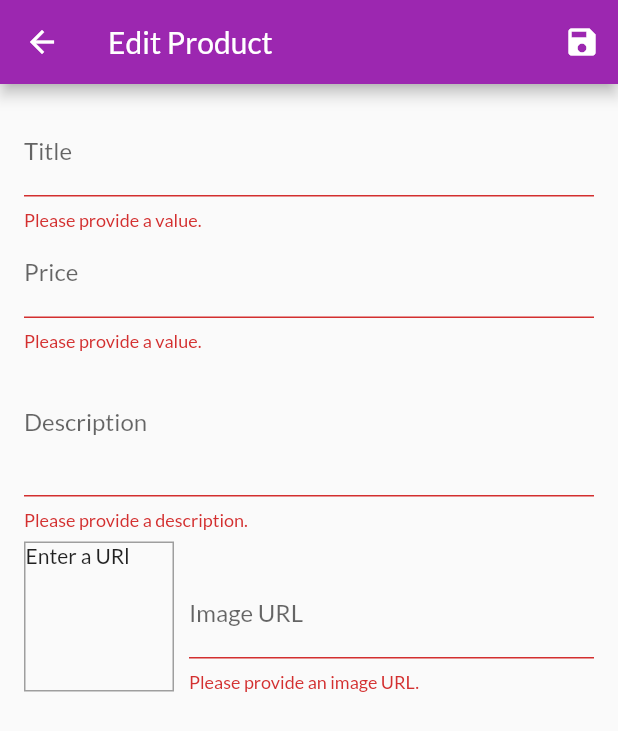
After one commit to rahulgupta8914/fluttercourse, a Flutter app: the EditProductScreen screen opened by its route, after a tap on the "save" icon, on a phone screen of 412 x 824 dp. The commit adds this screen. Shown: the top 731 px of the screen. Run offline on Flutter 3.47's test engine with Material 2 defaults, Android fonts, the phone set to English and light mode, and no system bars; network calls fail.

Commit message:
form, insert, edit implemented

```diff
--- a/shop_app/lib/providers/Products.dart
+++ b/shop_app/lib/providers/Products.dart
@@ -45,8 +45,29 @@ class Products with ChangeNotifier {
     return _items.where((element) => element.isFavorite).toList();
   }
 
-  void addProduct() {
-    // _items.add(value);
+  void addProduct(Product product) {
+    final tempProduct = Product(
+        id: DateTime.now().toString(),
+        title: product.title,
+        description: product.description,
+        imageUrl: product.imageUrl,
+        price: product.price);
+    _items.add(tempProduct);
+    notifyListeners();
+  }
+
+  void updateProduct(String id, Product product) {
+    final prodIndex = _items.indexWhere((element) => element.id == id);
+    if (prodIndex >= 0) {
+      _items[prodIndex] = product;
+    } else {
+      // ...
+    }
+    notifyListeners();
+  }
+
+  void deleteProduct(String id) {
+    _items.removeWhere((element) => element.id == id);
     notifyListeners();
   }
 
--- /dev/null
+++ b/shop_app/lib/screens/edit_product_screen.dart
@@ -0,0 +1,247 @@
+import 'package:flutter/material.dart';
+import 'package:provider/provider.dart';
+import '../providers/Products.dart';
+import '../providers/product.dart';
+
+class EditProductScreen extends StatefulWidget {
+  static const routeName = '/edit-product';
+
+  @override
+  _EditProductScreenState createState() => _EditProductScreenState();
+}
+
+class _EditProductScreenState extends State<EditProductScreen> {
+  final _priceFocusNode = FocusNode();
+  final _descriptionFocusNode = FocusNode();
+  final _imageUrlController = TextEditingController();
+  final _imageUrlFocusNode = FocusNode();
+  final _form = GlobalKey<FormState>();
+  var _isInit = true;
+  var _editedProduct =
+      Product(id: null, title: '', price: 0, description: '', imageUrl: '');
+  var _initValues = {
+    'title': '',
+    'description': '',
+    'price': '',
+    'imageUrl': '',
+  };
+
+  @override
+  void initState() {
+    _imageUrlFocusNode.addListener(_updateImageUrl);
+    super.initState();
+  }
+
+  @override
+  void didChangeDependencies() {
+    if (_isInit) {
+      final productId = ModalRoute.of(context).settings.arguments as String;
+      if (productId != null) {
+        _editedProduct = Provider.of<Products>(context).findById(productId);
+        _initValues = {
+          'title': _editedProduct.title,
+          'description': _editedProduct.description,
+          'imageUrl': '',
+          'price': _editedProduct.price.toString()
+        };
+        _imageUrlController.text = _editedProduct.imageUrl;
+      }
+    }
+    _isInit = false;
+    super.didChangeDependencies();
+  }
+
+  @override
+  void dispose() {
+    _imageUrlFocusNode.removeListener(_updateImageUrl);
+    _priceFocusNode.dispose();
+    _descriptionFocusNode.dispose();
+    _imageUrlController.dispose();
+    _imageUrlFocusNode.dispose();
+
+    super.dispose();
+  }
+
+  void _updateImageUrl() {
+    if (!_imageUrlFocusNode.hasFocus) {
+      if ((!_imageUrlController.text.startsWith('http') &&
+          !_imageUrlController.text.startsWith('https'))) {
+        return;
+      }
+      setState(() {});
+    }
+  }
+
+  void _saveForm() {
+    final isValid = _form.currentState.validate();
+    if (!isValid) {
+      return;
+    }
+    _form.currentState.save();
+    if (_editedProduct.id != null) {
+      Provider.of<Products>(context, listen: false)
+          .updateProduct(_editedProduct.id, _editedProduct);
+    } else {
+      Provider.of<Products>(context, listen: false).addProduct(_editedProduct);
+    }
+    Navigator.of(context).pop();
+  }
+
+  @override
+  Widget build(BuildContext context) {
+    return Scaffold(
+      appBar: AppBar(
+        title: Text('Edit Product'),
+        actions: [
+          IconButton(
+            icon: Icon(Icons.save),
+            onPressed: _saveForm,
+          )
+        ],
+      ),
+      body: Padding(
+        padding: const EdgeInsets.all(16.0),
+        child: Form(
+            key: _form,
+            child: ListView(
+              children: [
+                TextFormField(
+                  initialValue: _initValues['title'],
+                  decoration: InputDecoration(
+                    labelText: 'Title',
+                  ),
+                  textInputAction: TextInputAction.next,
+                  onFieldSubmitted: (_) {
+                    FocusScope.of(context).requestFocus(_priceFocusNode);
+                  },
+                  validator: (value) {
+                    if (value.isEmpty) {
+                      return 'Please provide a value.';
+                    }
+                    return null;
+                  },
+                  onSaved: (newValue) {
+                    _editedProduct = Product(
+                        id: _editedProduct.id,
+                        isFavorite: _editedProduct.isFavorite,
+                        title: newValue,
+                        description: _editedProduct.description,
+                        imageUrl: _editedProduct.imageUrl,
+                        price: _editedProduct.price);
+                  },
+                ),
+                TextFormField(
+                  initialValue: _initValues['price'],
+                  decoration: InputDecoration(
+                    labelText: 'Price',
+                  ),
+                  keyboardType: TextInputType.number,
+                  textInputAction: TextInputAction.next,
+                  focusNode: _priceFocusNode,
+                  validator: (value) {
+                    if (value.isEmpty) {
+                      return 'Please provide a value.';
+                    }
+                    if (double.tryParse(value) == null) {
+                      return 'Please enter a valid number.';
+                    }
+                    if (double.parse(value) <= 0) {
+                      return 'Please enter a number greater than zero.';
+                    }
+                    return null;
+                  },
+                  onFieldSubmitted: (_) {
+                    FocusScope.of(context).requestFocus(_descriptionFocusNode);
+                  },
+                  onSaved: (newValue) {
+                    _editedProduct = Product(
+                        id: _editedProduct.id,
+                        isFavorite: _editedProduct.isFavorite,
+                        title: _editedProduct.title,
+                        description: _editedProduct.description,
+                        imageUrl: _editedProduct.imageUrl,
+                        price: double.parse(newValue));
+                  },
+                ),
+                TextFormField(
+                  initialValue: _initValues['description'],
+                  decoration: InputDecoration(
+                    labelText: 'Description',
+                  ),
+                  maxLines: 3,
+                  focusNode: _descriptionFocusNode,
+                  keyboardType: TextInputType.multiline,
+                  validator: (value) {
+                    if (value.isEmpty) {
+                      return 'Please provide a description.';
+                    }
+                    if (value.length < 10) {
+                      return 'Description at least 10 characters long';
+                    }
+                    return null;
+                  },
+                  onSaved: (newValue) {
+                    _editedProduct = Product(
+                        id: _editedProduct.id,
+                        isFavorite: _editedProduct.isFavorite,
+                        title: _editedProduct.title,
+                        description: newValue,
+                        imageUrl: _editedProduct.imageUrl,
+                        price: _editedProduct.price);
+                  },
+                ),
+                Row(
+                  crossAxisAlignment: CrossAxisAlignment.end,
+                  children: [
+                    Container(
+                      width: 100,
+                      height: 100,
+                      margin: EdgeInsets.only(top: 8, right: 10),
+                      child: _imageUrlController.text.isEmpty
+                          ? Text('Enter a URl')
+                          : FittedBox(
+                              child: Image.network(_imageUrlController.text),
+                              fit: BoxFit.cover,
+                            ),
+                      decoration: BoxDecoration(
+                          border: Border.all(width: 1, color: Colors.grey)),
+                    ),
+                    Expanded(
+                      child: TextFormField(
+                        decoration: InputDecoration(labelText: 'Image URL'),
+                        keyboardType: TextInputType.url,
+                        textInputAction: TextInputAction.done,
+                        controller: _imageUrlController,
+                        focusNode: _imageUrlFocusNode,
+                        onSaved: (newValue) {
+                          _editedProduct = Product(
+                              id: _editedProduct.id,
+                              isFavorite: _editedProduct.isFavorite,
+                              title: _editedProduct.title,
+                              description: _editedProduct.description,
+                              imageUrl: newValue,
+                              price: _editedProduct.price);
+                        },
+                        validator: (value) {
+                          if (value.isEmpty) {
+                            return 'Please provide an image URL.';
+                          }
+                          if (!value.startsWith('http') &&
+                              !value.startsWith('https')) {
+                            return 'Please enter a valid url';
+                          }
+                          return null;
+                        },
+                        onFieldSubmitted: (_) {
+                          _saveForm();
+                        },
+                      ),
+                    )
+                  ],
+                )
+              ],
+            )),
+      ),
+    );
+  }
+}
--- a/shop_app/lib/widgets/app_drawer.dart
+++ b/shop_app/lib/widgets/app_drawer.dart
@@ -1,5 +1,6 @@
 import 'package:flutter/material.dart';
 import 'package:shop_app/screens/orders_screen.dart';
+import 'package:shop_app/screens/user_product_screen.dart';
 
 class AppDrawer extends StatelessWidget {
   @override
@@ -27,6 +28,15 @@ class AppDrawer extends StatelessWidget {
               Navigator.of(context).pushNamedAndRemoveUntil(
                   OrdersScreen.routeName, (route) => false);
             },
+          ),
+          Divider(),
+          ListTile(
+            leading: Icon(Icons.edit),
+            title: Text('Manage Products'),
+            onTap: () {
+              Navigator.of(context).pushNamedAndRemoveUntil(
+                  UserProductScreen.routeName, (route) => false);
+            },
           )
         ],
       ),
```
Also changed, not shown: shop_app/lib/main.dart (+12 -8 lines), shop_app/lib/providers/cart.dart (+18 -0 lines), shop_app/lib/screens/user_product_screen.dart (added, +46 -0 lines), shop_app/lib/widgets/cart_item.dart (+22 -1 lines), shop_app/lib/widgets/product_item.dart (+13 -3 lines), shop_app/lib/widgets/user_product_item.dart (added, +42 -0 lines).
